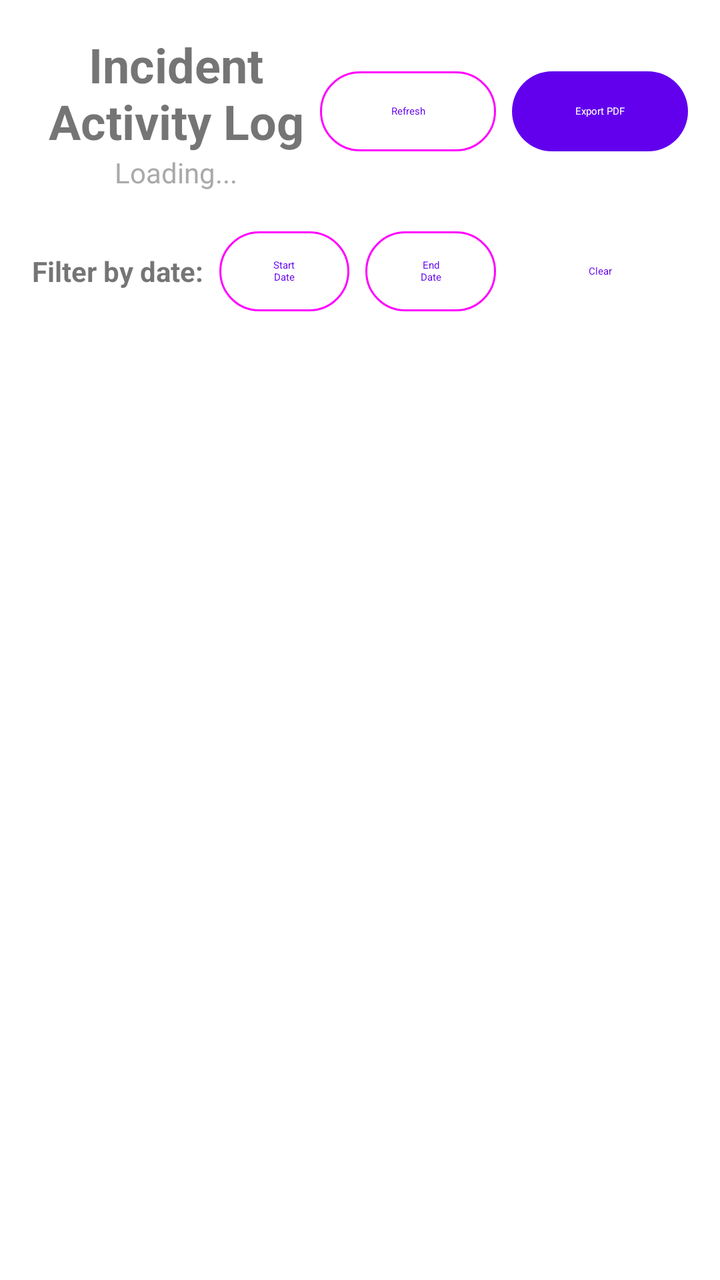
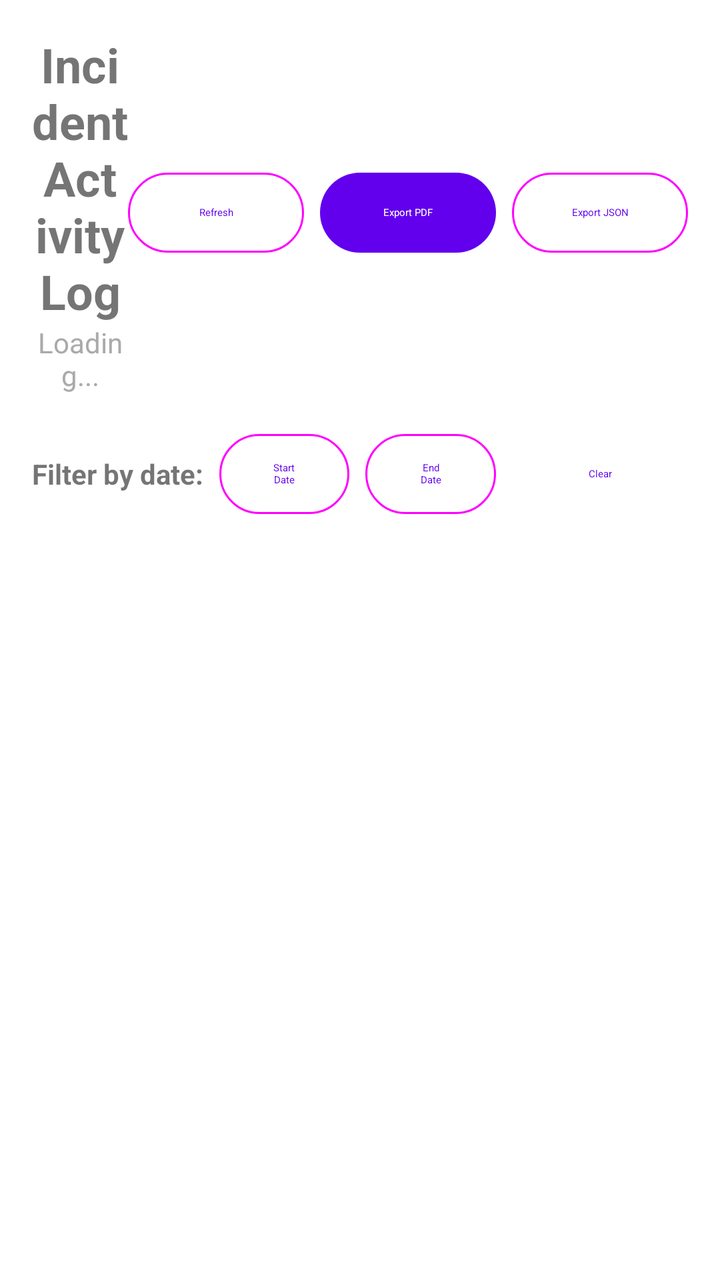

Compare the two renders of this Android layout. The source of the first and the diff that turns it into the second are given below.
<!-- AndroidManifest.xml: application theme Theme.MyApplication -->
<!-- res/layout/fragment_activity_log.xml -->
<?xml version="1.0" encoding="utf-8"?>
<androidx.constraintlayout.widget.ConstraintLayout xmlns:android="http://schemas.android.com/apk/res/android"
    xmlns:app="http://schemas.android.com/apk/res-auto"
    xmlns:tools="http://schemas.android.com/tools"
    android:layout_width="match_parent"
    android:layout_height="match_parent"
    tools:context=".ui.activitylog.ActivityLogFragment">

    <LinearLayout
        android:id="@+id/layout_header"
        android:layout_width="match_parent"
        android:layout_height="wrap_content"
        android:layout_margin="16dp"
        android:orientation="vertical"
        app:layout_constraintEnd_toEndOf="parent"
        app:layout_constraintStart_toStartOf="parent"
        app:layout_constraintTop_toTopOf="parent">

        <LinearLayout
            android:layout_width="match_parent"
            android:layout_height="wrap_content"
            android:orientation="horizontal"
            android:gravity="center_vertical">

            <LinearLayout
                android:layout_width="0dp"
                android:layout_height="wrap_content"
                android:layout_weight="1"
                android:orientation="vertical">

                <TextView
                    android:id="@+id/text_title"
                    android:layout_width="match_parent"
                    android:layout_height="wrap_content"
                    android:text="Incident Activity Log"
                    android:textAlignment="center"
                    android:textSize="24sp"
                    android:textStyle="bold" />

                <TextView
                    android:id="@+id/text_incident_count"
                    android:layout_width="match_parent"
                    android:layout_height="wrap_content"
                    android:text="Loading..."
                    android:textAlignment="center"
                    android:textSize="14sp"
                    android:textColor="@android:color/darker_gray" />

            </LinearLayout>

            <LinearLayout
                android:layout_width="wrap_content"
                android:layout_height="wrap_content"
                android:orientation="horizontal">

                <Button
                    android:id="@+id/btn_refresh"
                    android:layout_width="wrap_content"
                    android:layout_height="wrap_content"
                    android:text="Refresh"
                    android:layout_marginEnd="8dp"
                    style="@style/Widget.Material3.Button.OutlinedButton" />

                <Button
                    android:id="@+id/btn_export_pdf"
                    android:layout_width="wrap_content"
                    android:layout_height="wrap_content"
                    android:text="Export PDF"
                    style="@style/Widget.Material3.Button" />

            </LinearLayout>

        </LinearLayout>

        
        <LinearLayout
            android:layout_width="match_parent"
            android:layout_height="wrap_content"
            android:layout_marginTop="16dp"
            android:orientation="horizontal"
            android:gravity="center_vertical">

            <TextView
                android:layout_width="wrap_content"
                android:layout_height="wrap_content"
                android:text="Filter by date:"
                android:textSize="14sp"
                android:textStyle="bold"
                android:layout_marginEnd="8dp" />

            <Button
                android:id="@+id/btn_start_date"
                android:layout_width="0dp"
                android:layout_height="wrap_content"
                android:layout_weight="1"
                android:text="Start Date"
                android:layout_marginEnd="4dp"
                style="@style/Widget.Material3.Button.OutlinedButton" />

            <Button
                android:id="@+id/btn_end_date"
                android:layout_width="0dp"
                android:layout_height="wrap_content"
                android:layout_weight="1"
                android:text="End Date"
                android:layout_marginStart="4dp"
                android:layout_marginEnd="8dp"
                style="@style/Widget.Material3.Button.OutlinedButton" />

            <Button
                android:id="@+id/btn_clear_filter"
                android:layout_width="wrap_content"
                android:layout_height="wrap_content"
                android:text="Clear"
                style="@style/Widget.Material3.Button.TextButton" />

        </LinearLayout>

    </LinearLayout>

    <androidx.recyclerview.widget.RecyclerView
        android:id="@+id/recycler_incidents"
        android:layout_width="0dp"
        android:layout_height="0dp"
        android:layout_marginTop="16dp"
        android:clipToPadding="false"
        android:paddingBottom="80dp"
        app:layout_constraintBottom_toBottomOf="parent"
        app:layout_constraintEnd_toEndOf="parent"
        app:layout_constraintStart_toStartOf="parent"
        app:layout_constraintTop_toBottomOf="@+id/layout_header"
        tools:listitem="@layout/item_incident" />

    
    <LinearLayout
        android:id="@+id/layout_empty_state"
        android:layout_width="wrap_content"
        android:layout_height="wrap_content"
        android:gravity="center"
        android:orientation="vertical"
        android:visibility="gone"
        app:layout_constraintBottom_toBottomOf="parent"
        app:layout_constraintEnd_toEndOf="parent"
        app:layout_constraintStart_toStartOf="parent"
        app:layout_constraintTop_toTopOf="parent">

        <TextView
            android:layout_width="wrap_content"
            android:layout_height="wrap_content"
            android:text="📋"
            android:textSize="48sp" />

        <TextView
            android:layout_width="wrap_content"
            android:layout_height="wrap_content"
            android:layout_marginTop="16dp"
            android:text="No incidents logged yet"
            android:textSize="18sp"
            android:textStyle="bold" />

        <TextView
            android:layout_width="wrap_content"
            android:layout_height="wrap_content"
            android:layout_marginTop="8dp"
            android:text="Create your first incident to see it here"
            android:textColor="@android:color/darker_gray"
            android:textSize="14sp" />

    </LinearLayout>

</androidx.constraintlayout.widget.ConstraintLayout>
<!-- res/layout/item_incident.xml (included above) -->
<?xml version="1.0" encoding="utf-8"?>
<androidx.cardview.widget.CardView xmlns:android="http://schemas.android.com/apk/res/android"
    xmlns:app="http://schemas.android.com/apk/res-auto"
    android:layout_width="match_parent"
    android:layout_height="wrap_content"
    android:layout_margin="8dp"
    app:cardCornerRadius="8dp"
    app:cardElevation="4dp">

    <androidx.constraintlayout.widget.ConstraintLayout
        android:layout_width="match_parent"
        android:layout_height="wrap_content"
        android:padding="16dp">

        
        <TextView
            android:id="@+id/text_incident_type"
            android:layout_width="0dp"
            android:layout_height="wrap_content"
            android:text="Security Breach"
            android:textSize="18sp"
            android:textStyle="bold"
            app:layout_constraintEnd_toStartOf="@+id/btn_edit_incident"
            app:layout_constraintStart_toStartOf="parent"
            app:layout_constraintTop_toTopOf="parent" />

        
        <ImageButton
            android:id="@+id/btn_edit_incident"
            android:layout_width="32dp"
            android:layout_height="32dp"
            android:background="?attr/selectableItemBackgroundBorderless"
            android:src="@android:drawable/ic_menu_edit"
            android:contentDescription="Edit incident"
            app:layout_constraintEnd_toStartOf="@+id/btn_delete_incident"
            app:layout_constraintTop_toTopOf="parent" />

        
        <ImageButton
            android:id="@+id/btn_delete_incident"
            android:layout_width="32dp"
            android:layout_height="32dp"
            android:background="?attr/selectableItemBackgroundBorderless"
            android:src="@android:drawable/ic_menu_delete"
            android:contentDescription="Delete incident"
            app:layout_constraintEnd_toStartOf="@+id/text_severity"
            app:layout_constraintTop_toTopOf="parent" />

        
        <TextView
            android:id="@+id/text_severity"
            android:layout_width="wrap_content"
            android:layout_height="wrap_content"
            android:background="@drawable/severity_badge_high"
            android:paddingHorizontal="12dp"
            android:paddingVertical="4dp"
            android:text="HIGH"
            android:textColor="@android:color/white"
            android:textSize="12sp"
            android:textStyle="bold"
            app:layout_constraintEnd_toEndOf="parent"
            app:layout_constraintTop_toTopOf="parent" />

        
        <TextView
            android:id="@+id/text_location"
            android:layout_width="0dp"
            android:layout_height="wrap_content"
            android:layout_marginTop="8dp"
            android:drawableStart="@android:drawable/ic_menu_mylocation"
            android:drawablePadding="8dp"
            android:text="Server Room A, Building 1"
            android:textSize="14sp"
            app:layout_constraintEnd_toEndOf="parent"
            app:layout_constraintStart_toStartOf="parent"
            app:layout_constraintTop_toBottomOf="@+id/text_incident_type" />

        
        <TextView
            android:id="@+id/text_description"
            android:layout_width="0dp"
            android:layout_height="wrap_content"
            android:layout_marginTop="8dp"
            android:ellipsize="end"
            android:maxLines="2"
            android:text="Unauthorized access detected to main database server. Multiple failed login attempts..."
            android:textColor="@android:color/darker_gray"
            android:textSize="14sp"
            app:layout_constraintEnd_toEndOf="parent"
            app:layout_constraintStart_toStartOf="parent"
            app:layout_constraintTop_toBottomOf="@+id/text_location" />

        
        <androidx.recyclerview.widget.RecyclerView
            android:id="@+id/recycler_attachments"
            android:layout_width="0dp"
            android:layout_height="wrap_content"
            android:layout_marginTop="8dp"
            android:visibility="gone"
            app:layout_constraintEnd_toEndOf="parent"
            app:layout_constraintStart_toStartOf="parent"
            app:layout_constraintTop_toBottomOf="@+id/text_description" />

        
        <LinearLayout
            android:id="@+id/layout_footer"
            android:layout_width="0dp"
            android:layout_height="wrap_content"
            android:layout_marginTop="12dp"
            android:orientation="horizontal"
            app:layout_constraintEnd_toEndOf="parent"
            app:layout_constraintStart_toStartOf="parent"
            app:layout_constraintTop_toBottomOf="@+id/recycler_attachments">

            <TextView
                android:id="@+id/text_timestamp"
                android:layout_width="0dp"
                android:layout_height="wrap_content"
                android:layout_weight="1"
                android:drawableStart="@android:drawable/ic_menu_recent_history"
                android:drawablePadding="4dp"
                android:text="2023-12-01 14:30"
                android:textSize="12sp" />

            <TextView
                android:id="@+id/text_case_number"
                android:layout_width="wrap_content"
                android:layout_height="wrap_content"
                android:layout_marginStart="16dp"
                android:background="@drawable/case_number_badge"
                android:paddingHorizontal="8dp"
                android:paddingVertical="2dp"
                android:text="INC-2023-001"
                android:textSize="10sp"
                android:textStyle="bold"
                android:visibility="gone" />

            <TextView
                android:id="@+id/text_reported"
                android:layout_width="wrap_content"
                android:layout_height="wrap_content"
                android:layout_marginStart="8dp"
                android:drawableStart="@android:drawable/ic_menu_call"
                android:drawablePadding="4dp"
                android:text="Reported"
                android:textColor="@android:color/holo_green_dark"
                android:textSize="12sp"
                android:visibility="gone" />

        </LinearLayout>

    </androidx.constraintlayout.widget.ConstraintLayout>

</androidx.cardview.widget.CardView>
<!-- resources referenced by this layout -->
<resources>
  <!-- drawable case_number_badge (drawable) -->
  <?xml version="1.0" encoding="utf-8"?>
  <shape xmlns:android="http://schemas.android.com/apk/res/android"
      android:shape="rectangle">
      <solid android:color="@android:color/darker_gray" />
      <corners android:radius="8dp" />
  </shape>
  <!-- drawable severity_badge_high (drawable) -->
  <?xml version="1.0" encoding="utf-8"?>
  <shape xmlns:android="http://schemas.android.com/apk/res/android"
      android:shape="rectangle">
      <solid android:color="@android:color/holo_red_dark" />
      <corners android:radius="12dp" />
  </shape>
  <style name="Theme.MyApplication" parent="Theme.MaterialComponents.DayNight.DarkActionBar">
          
          <item name="colorPrimary">@color/purple_500</item>
          <item name="colorPrimaryVariant">@color/purple_700</item>
          <item name="colorOnPrimary">@color/white</item>
          
          <item name="colorSecondary">@color/teal_200</item>
          <item name="colorSecondaryVariant">@color/teal_700</item>
          <item name="colorOnSecondary">@color/black</item>
          
          <item name="android:statusBarColor">?attr/colorPrimaryVariant</item>
          
      </style>
  <color name="purple_500">#FF6200EE</color>
  <color name="purple_700">#FF3700B3</color>
  <color name="white">#FFFFFFFF</color>
  <color name="teal_200">#FF03DAC5</color>
  <color name="teal_700">#FF018786</color>
  <color name="black">#FF000000</color>
</resources>

<!-- the commit's change to res/layout/fragment_activity_log.xml (unified diff, before → after) -->
@@ -66,7 +66,15 @@
                     android:layout_width="wrap_content"
                     android:layout_height="wrap_content"
                     android:text="Export PDF"
+                    android:layout_marginEnd="8dp"
                     style="@style/Widget.Material3.Button" />
+
+                <Button
+                    android:id="@+id/btn_export_json"
+                    android:layout_width="wrap_content"
+                    android:layout_height="wrap_content"
+                    android:text="Export JSON"
+                    style="@style/Widget.Material3.Button.OutlinedButton" />
 
             </LinearLayout>
 
